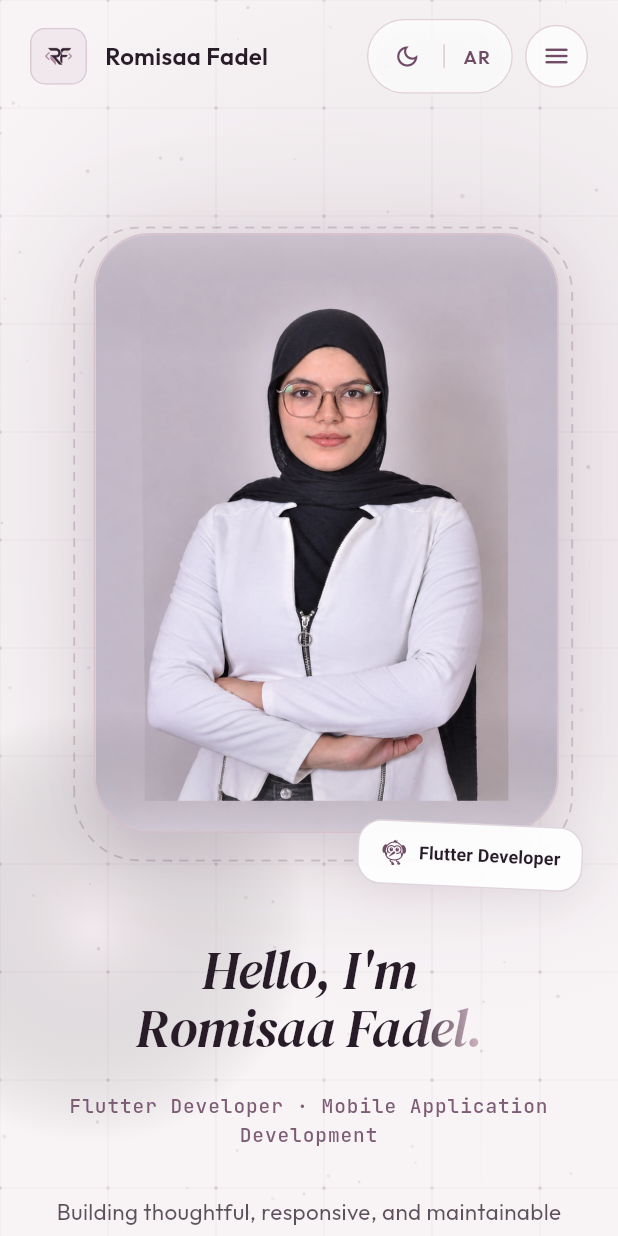
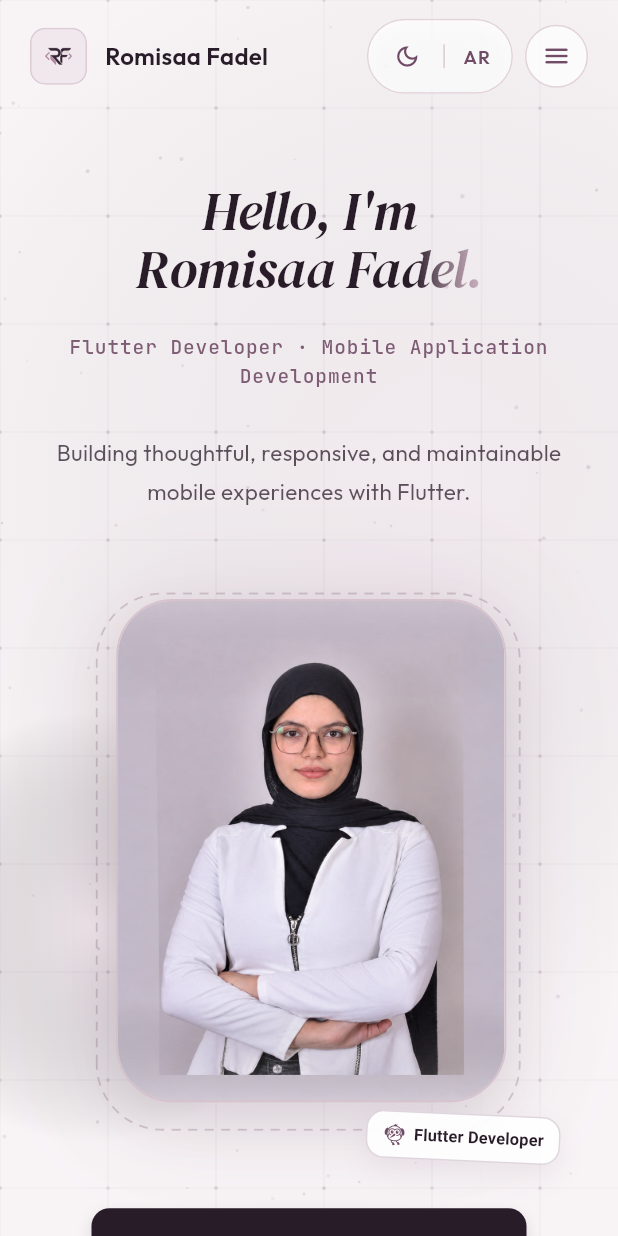
Before and after one commit to romisaa5/romisaafadel, a Flutter app: the screen it shows after launch, after a tap on the "light mode" icon, on a phone screen of 412 x 824 dp. Run offline on Flutter 3.47's test engine with Material 3 defaults, Android fonts, the light colour scheme and no system bars; our stand-ins replace flutter_bloc, flutter_native_splash, go_router, google_fonts, shared_preferences, web; missing offline and left inert: dart:js_interop.

Commit message:
fix(mobile): center profile image and position action buttons below on mobile screens

```diff
--- a/lib/features/home/presentation/widgets/hero_actions.dart
+++ b/lib/features/home/presentation/widgets/hero_actions.dart
@@ -1,4 +1,5 @@
 import 'dart:async';
+import 'dart:math' as math;
 import 'package:flutter/material.dart';
 import 'package:flutter/services.dart';
 
@@ -20,12 +21,14 @@ class HeroActions extends StatefulWidget {
     required this.slideOffset,
     required this.onViewWorkTap,
     this.onGetInTouchTap,
+    this.isMobile = false,
   });
 
   final double opacity;
   final Offset slideOffset;
   final VoidCallback onViewWorkTap;
   final VoidCallback? onGetInTouchTap;
+  final bool isMobile;
 
   @override
   State<HeroActions> createState() => _HeroActionsState();
@@ -131,45 +134,77 @@ class _HeroActionsState extends State<HeroActions> {
   Widget build(BuildContext context) {
     final l10n = AppLocalizations.of(context);
     final isDark = Theme.of(context).brightness == Brightness.dark;
-    final isCompact = context.isCompact;
+    final isCompact = widget.isMobile || context.isCompact;
 
     return Opacity(
       opacity: widget.opacity,
       child: Transform.translate(
         offset: widget.slideOffset,
-        child: Wrap(
-          alignment: isCompact ? WrapAlignment.center : WrapAlignment.start,
-          crossAxisAlignment: WrapCrossAlignment.center,
-          spacing: 14,
-          runSpacing: 12,
-          children: [
-            // ── 1. Primary Filled Button: Get in touch ────────────────────
-            _PrimaryButton(
+        child: LayoutBuilder(
+          builder: (context, constraints) {
+            final availableWidth = constraints.maxWidth;
+            final bool shouldStack = isCompact && availableWidth < 460;
+
+            final primaryBtn = _PrimaryButton(
               label: l10n.heroGetInTouch,
               tooltip: l10n.heroGetInTouchTooltip,
               isDark: isDark,
               onTap: () => _handleDefaultGetInTouch(context, l10n),
-            ),
+              isFullWidth: shouldStack,
+            );
 
-            // ── 2. Secondary Outlined Button: View My Work ────────────────
-            _OutlinedActionButton(
+            final viewWorkBtn = _OutlinedActionButton(
               label: l10n.heroViewWork,
               tooltip: l10n.heroViewWorkTooltip,
               icon: Icons.arrow_downward_rounded,
               isDark: isDark,
               onTap: widget.onViewWorkTap,
-            ),
+              isFullWidth: shouldStack,
+            );
 
-            // ── 3. Functional Action Button: Download CV ──────────────────
-            _OutlinedActionButton(
+            final cvBtn = _OutlinedActionButton(
               label: l10n.heroCvDownload,
               tooltip: l10n.heroCvDownloadTooltip,
               icon: Icons.download_rounded,
               loading: _downloading,
               isDark: isDark,
               onTap: () => _handleDownload(l10n),
-            ),
-          ],
+              isFullWidth: shouldStack,
+            );
+
+            if (shouldStack) {
+              return Center(
+                child: ConstrainedBox(
+                  constraints: BoxConstraints(
+                    maxWidth: math.min(290.0, availableWidth),
+                  ),
+                  child: Column(
+                    mainAxisSize: MainAxisSize.min,
+                    crossAxisAlignment: CrossAxisAlignment.stretch,
+                    children: [
+                      primaryBtn,
+                      const SizedBox(height: 12),
+                      viewWorkBtn,
+                      const SizedBox(height: 12),
+                      cvBtn,
+                    ],
+                  ),
+                ),
+              );
+            }
+
+            return Wrap(
+              alignment: isCompact ? WrapAlignment.center : WrapAlignment.start,
+              crossAxisAlignment: WrapCrossAlignment.center,
+              spacing: 14,
+              runSpacing: 12,
+              children: [
+                primaryBtn,
+                viewWorkBtn,
+                cvBtn,
+              ],
+            );
+          },
         ),
       ),
     );
@@ -186,12 +221,14 @@ class _PrimaryButton extends StatefulWidget {
     required this.tooltip,
     required this.isDark,
     required this.onTap,
+    this.isFullWidth = false,
   });
 
   final String label;
   final String tooltip;
   final bool isDark;
   final VoidCallback onTap;
+  final bool isFullWidth;
 
   @override
   State<_PrimaryButton> createState() => _PrimaryButtonState();
@@ -228,6 +265,7 @@ class _PrimaryButtonState extends State<_PrimaryButton> {
             child: AnimatedContainer(
               duration: const Duration(milliseconds: 200),
               curve: Curves.easeOutCubic,
+              alignment: widget.isFullWidth ? Alignment.center : null,
               padding: const EdgeInsets.symmetric(
                 horizontal: 26,
                 vertical: 14,
@@ -246,6 +284,7 @@ class _PrimaryButtonState extends State<_PrimaryButton> {
               ),
               child: Text(
                 widget.label,
+                textAlign: TextAlign.center,
                 style: TextStyle(
                   color: fgColor,
                   fontWeight: FontWeight.w600,
@@ -273,6 +312,7 @@ class _OutlinedActionButton extends StatefulWidget {
     required this.onTap,
     this.icon,
     this.loading = false,
+    this.isFullWidth = false,
   });
 
   final String label;
@@ -281,6 +321,7 @@ class _OutlinedActionButton extends StatefulWidget {
   final VoidCallback onTap;
   final IconData? icon;
   final bool loading;
+  final bool isFullWidth;
 
   @override
   State<_OutlinedActionButton> createState() => _OutlinedActionButtonState();
@@ -325,6 +366,7 @@ class _OutlinedActionButtonState extends State<_OutlinedActionButton> {
             child: AnimatedContainer(
               duration: const Duration(milliseconds: 200),
               curve: Curves.easeOutCubic,
+              alignment: widget.isFullWidth ? Alignment.center : null,
               padding: const EdgeInsets.symmetric(
                 horizontal: 24,
                 vertical: 13,
@@ -335,10 +377,12 @@ class _OutlinedActionButtonState extends State<_OutlinedActionButton> {
                 border: Border.all(color: borderColor, width: 1.2),
               ),
               child: Row(
-                mainAxisSize: MainAxisSize.min,
+                mainAxisSize: widget.isFullWidth ? MainAxisSize.max : MainAxisSize.min,
+                mainAxisAlignment: MainAxisAlignment.center,
                 children: [
                   Text(
                     widget.label,
+                    textAlign: TextAlign.center,
                     style: TextStyle(
                       color: fgColor,
                       fontWeight: FontWeight.w500,
--- a/lib/features/home/presentation/widgets/hero_section.dart
+++ b/lib/features/home/presentation/widgets/hero_section.dart
@@ -178,14 +178,19 @@ class _HeroSectionState extends State<HeroSection>
                         content: _buildContent(),
                         visual: _buildVisual(isWide: true),
                       )
-                    else
-                      _StackedLayout(
+                    else if (context.isMedium)
+                      _TabletLayout(
                         content: _buildContent(),
                         visual: _buildVisual(isWide: false),
-                        isMedium: context.isMedium,
+                      )
+                    else
+                      _MobileLayout(
+                        heroContent: _buildHeroContent(),
+                        visual: _buildVisual(isWide: false, isCompact: true),
+                        actions: _buildHeroActions(isMobile: true),
                       ),
 
-                    const SizedBox(height: 56),
+                    SizedBox(height: isDesktop ? 56 : 36),
 
                     // Architectural bottom divider line with center dot
                     _SectionBottomDivider(isDark: isDark),
@@ -199,33 +204,39 @@ class _HeroSectionState extends State<HeroSection>
     );
   }
 
+  Widget _buildHeroContent() => HeroContent(
+    nameOpacity: _nameOpacity.value,
+    nameSlide: _nameSlide.value,
+    titleOpacity: _titleOpacity.value,
+    titleSlide: _titleSlide.value,
+    introOpacity: _introOpacity.value,
+    introSlide: _introSlide.value,
+  );
+
+  Widget _buildHeroActions({bool isMobile = false}) => HeroActions(
+    opacity: _actionsOpacity.value,
+    slideOffset: _actionsSlide.value,
+    onViewWorkTap: widget.onViewWorkTap ?? _handleViewWork,
+    onGetInTouchTap: widget.onGetInTouchTap,
+    isMobile: isMobile,
+  );
+
   Widget _buildContent() => Column(
     crossAxisAlignment: CrossAxisAlignment.start,
     mainAxisSize: MainAxisSize.min,
     children: [
-      HeroContent(
-        nameOpacity: _nameOpacity.value,
-        nameSlide: _nameSlide.value,
-        titleOpacity: _titleOpacity.value,
-        titleSlide: _titleSlide.value,
-        introOpacity: _introOpacity.value,
-        introSlide: _introSlide.value,
-      ),
+      _buildHeroContent(),
       const SizedBox(height: 38),
-      HeroActions(
-        opacity: _actionsOpacity.value,
-        slideOffset: _actionsSlide.value,
-        onViewWorkTap: widget.onViewWorkTap ?? _handleViewWork,
-        onGetInTouchTap: widget.onGetInTouchTap,
-      ),
+      _buildHeroActions(isMobile: false),
     ],
   );
 
-  Widget _buildVisual({required bool isWide}) => HeroVisual(
+  Widget _buildVisual({required bool isWide, bool isCompact = false}) => HeroVisual(
     opacity: _visualOpacity.value,
     scale: _visualScale.value,
     parallaxOffset: _parallaxOffset,
     isWide: isWide,
+    isCompact: isCompact,
   );
 }
 
@@ -293,18 +304,16 @@ class _WideLayout extends StatelessWidget {
 }
 
 // ─────────────────────────────────────────────────────────────────────────────
-// Stacked (tablet / mobile) layout
+// Tablet layout (portrait centered stacked above content)
 // ─────────────────────────────────────────────────────────────────────────────
 
-class _StackedLayout extends StatelessWidget {
-  const _StackedLayout({
+class _TabletLayout extends StatelessWidget {
+  const _TabletLayout({
     required this.content,
     required this.visual,
-    required this.isMedium,
   });
   final Widget content;
   final Widget visual;
-  final bool isMedium;
 
   @override
   Widget build(BuildContext context) {
@@ -313,9 +322,47 @@ class _StackedLayout extends StatelessWidget {
       crossAxisAlignment: CrossAxisAlignment.center,
       children: [
         visual,
-        SizedBox(height: isMedium ? 40 : 32),
+        const SizedBox(height: 40),
         content,
       ],
     );
   }
 }
+
+// ─────────────────────────────────────────────────────────────────────────────
+// Mobile layout (1. Name/Title + Intro, 2. Centered Profile Image, 3. Actions)
+// ─────────────────────────────────────────────────────────────────────────────
+
+class _MobileLayout extends StatelessWidget {
+  const _MobileLayout({
+    required this.heroContent,
+    required this.visual,
+    required this.actions,
+  });
+
+  final Widget heroContent;
+  final Widget visual;
+  final Widget actions;
+
+  @override
+  Widget build(BuildContext context) {
+    return Column(
+      mainAxisSize: MainAxisSize.min,
+      crossAxisAlignment: CrossAxisAlignment.center,
+      children: [
+        // 1. Name & professional title + 2. Short introduction
+        heroContent,
+
+        const SizedBox(height: 28),
+
+        // 3. Profile photograph centered horizontally
+        Center(child: visual),
+
+        const SizedBox(height: 28),
+
+        // 4. Action buttons positioned directly below the profile photograph
+        Center(child: actions),
+      ],
+    );
+  }
+}
--- a/lib/features/home/presentation/widgets/hero_visual.dart
+++ b/lib/features/home/presentation/widgets/hero_visual.dart
@@ -16,18 +16,43 @@ class HeroVisual extends StatelessWidget {
     required this.scale,
     this.parallaxOffset = Offset.zero,
     required this.isWide,
+    this.isCompact = false,
   });
 
   final double opacity;
   final double scale;
   final Offset parallaxOffset;
   final bool isWide;
+  final bool isCompact;
 
   @override
   Widget build(BuildContext context) {
     final isDark = Theme.of(context).brightness == Brightness.dark;
-    final width = isWide ? 380.0 : 310.0;
-    final height = isWide ? 490.0 : 400.0;
+
+    return LayoutBuilder(
+      builder: (context, constraints) {
+        final availableWidth = constraints.maxWidth.isFinite
+            ? constraints.maxWidth
+            : MediaQuery.sizeOf(context).width;
+
+        final double width;
+        final double height;
+
+        if (isWide) {
+          width = 380.0;
+          height = 490.0;
+        } else if (!isCompact && availableWidth >= 420.0) {
+          width = 310.0;
+          height = 400.0;
+        } else {
+          // Mobile / compact screen:
+          // The container adds 74px (37px each side for glow & margin).
+          // We leave 82px margin so it never overflows narrow viewports.
+          final maxInnerW = (availableWidth - 82.0).clamp(180.0, 260.0);
+          width = maxInnerW;
+          // Maintain original aspect ratio: 400 / 310 ≈ 1.29
+          height = width * (400.0 / 310.0);
+        }
 
         return Opacity(
           opacity: opacity,
@@ -39,8 +64,11 @@ class HeroVisual extends StatelessWidget {
               isDark: isDark,
               parallaxOffset: parallaxOffset,
               isWide: isWide,
+              isCompact: isCompact || width < 280.0,
             ),
           ),
+        );
+      },
     );
   }
 }
@@ -52,6 +80,7 @@ class _EditorialPortrait extends StatefulWidget {
     required this.isDark,
     required this.parallaxOffset,
     required this.isWide,
+    this.isCompact = false,
   });
 
   final double width;
@@ -59,6 +88,7 @@ class _EditorialPortrait extends StatefulWidget {
   final bool isDark;
   final Offset parallaxOffset;
   final bool isWide;
+  final bool isCompact;
 
   @override
   State<_EditorialPortrait> createState() => _EditorialPortraitState();
@@ -267,23 +297,24 @@ class _EditorialPortraitState extends State<_EditorialPortrait>
 
                 // Technology badge, floating independently near the bottom.
                 Positioned(
-                  bottom: 9 + floatY * 0.5,
+                  bottom: (widget.isCompact ? 6 : 9) + floatY * 0.5,
                   right: 0 - floatX * 0.4,
                   child: Transform.rotate(
                     angle: 0.045 - hover * 0.025,
                     child: _FloatingBadge(
                       isDark: isDark,
+                      isCompact: widget.isCompact,
                       child: Row(
                         mainAxisSize: MainAxisSize.min,
                         children: [
                           Icon(
                             Icons.flutter_dash,
-                            size: 19,
+                            size: widget.isCompact ? 16 : 19,
                             color: isDark
                                 ? AppColors.dustyRose
                                 : AppColors.mauve,
                           ),
-                          const SizedBox(width: 7),
+                          SizedBox(width: widget.isCompact ? 5 : 7),
                           const Text('Flutter Developer'),
                         ],
                       ),
@@ -313,20 +344,28 @@ class _EditorialPortraitState extends State<_EditorialPortrait>
 }
 
 class _FloatingBadge extends StatelessWidget {
-  const _FloatingBadge({required this.isDark, required this.child});
+  const _FloatingBadge({
+    required this.isDark,
+    required this.child,
+    this.isCompact = false,
+  });
 
   final bool isDark;
   final Widget child;
+  final bool isCompact;
 
   @override
   Widget build(BuildContext context) {
     return Container(
-      padding: const EdgeInsets.symmetric(horizontal: 14, vertical: 11),
+      padding: EdgeInsets.symmetric(
+        horizontal: isCompact ? 10 : 14,
+        vertical: isCompact ? 7 : 11,
+      ),
       decoration: BoxDecoration(
         color: (isDark ? AppColors.darkSurface : Colors.white).withValues(
           alpha: 0.94,
         ),
-        borderRadius: BorderRadius.circular(16),
+        borderRadius: BorderRadius.circular(isCompact ? 12 : 16),
         border: Border.all(
           color: (isDark ? AppColors.dustyRose : AppColors.mauve).withValues(
             alpha: 0.22,
@@ -335,7 +374,7 @@ class _FloatingBadge extends StatelessWidget {
         boxShadow: [
           BoxShadow(
             color: AppColors.mauve.withValues(alpha: isDark ? 0.16 : 0.09),
-            blurRadius: 22,
+            blurRadius: isCompact ? 16 : 22,
             offset: const Offset(0, 8),
           ),
         ],
@@ -343,7 +382,7 @@ class _FloatingBadge extends StatelessWidget {
       child: DefaultTextStyle(
         style: TextStyle(
           color: isDark ? AppColors.ivory : AppColors.deepPlum,
-          fontSize: 12,
+          fontSize: isCompact ? 11 : 12,
           fontWeight: FontWeight.w600,
           letterSpacing: 0.1,
         ),
```
Lines whose indentation alone changed are shown as unchanged.
